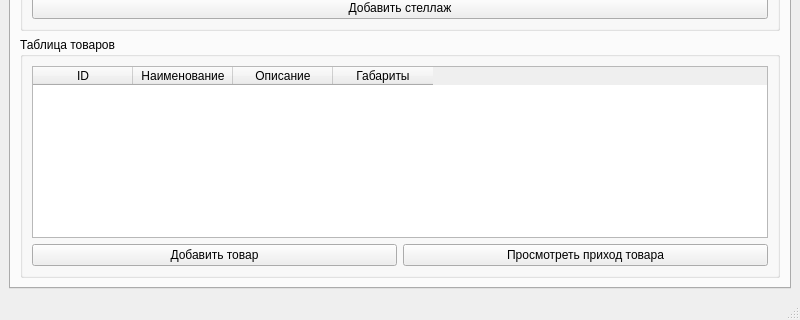
Artemvv88/storageSystemProject, file mainwindow.ui: the form before one commit; both pictures show x 0 to 800 and y 280 to 600 of the 800 by 600 pixel window.
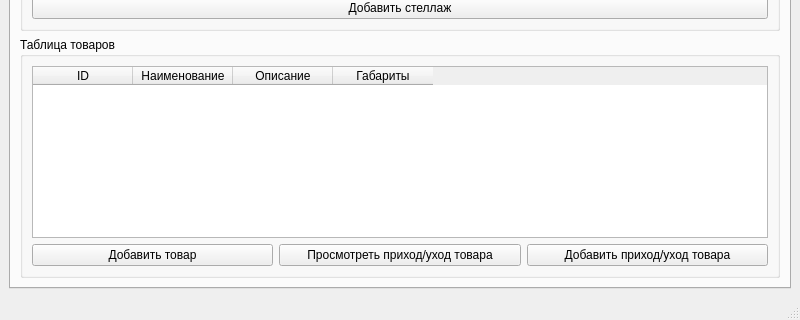
The form after the commit.

Commit message: Changed ui, add signals handler and changed logick of task editor

The edit to the form file:
```diff
--- a/mainwindow.ui
+++ b/mainwindow.ui
@@ -213,7 +213,14 @@
              <item>
               <widget class="QPushButton" name="lookupFlowBtn">
                <property name="text">
-                <string>Просмотреть приход товара</string>
+                <string>Просмотреть приход/уход товара</string>
+               </property>
+              </widget>
+             </item>
+             <item>
+              <widget class="QPushButton" name="addFlowBtn">
+               <property name="text">
+                <string>Добавить приход/уход товара</string>
                </property>
               </widget>
              </item>
```
The commit also changes 2 other files.
